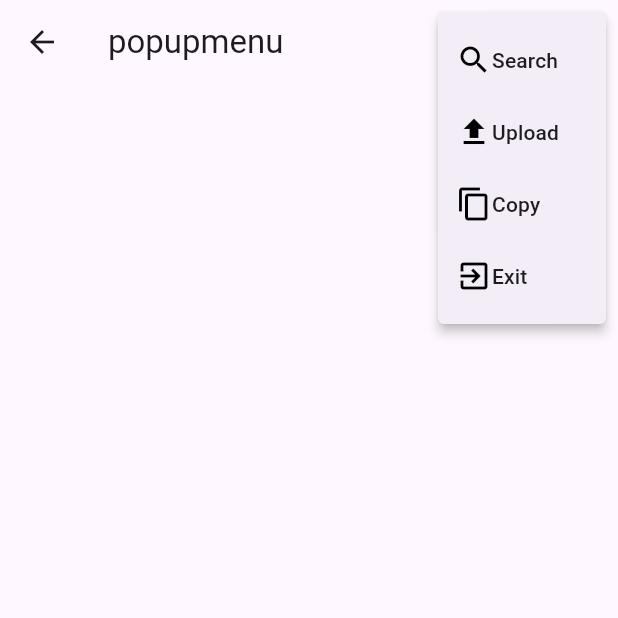
After one commit to sumitjr3/widgets_flutter, a Flutter app: the popupMenuView screen opened by its route, after a tap on the "more vert" icon, on a phone screen of 412 x 824 dp, the top half of it. The commit adds this screen. Run offline on Flutter 3.47's test engine with Material 3 defaults, Android fonts, the phone set to English and light mode, and no system bars.

Commit message:
popup menu added

```diff
--- a/lib/constants/routes.dart
+++ b/lib/constants/routes.dart
@@ -3,6 +3,7 @@ import 'package:widgets_flutter/views/ListView/staticList.dart';
 import 'package:widgets_flutter/views/appbarView.dart';
 import 'package:widgets_flutter/views/buttonView.dart';
 import 'package:widgets_flutter/views/cardview/simplecard.dart';
+import 'package:widgets_flutter/views/popupMenuView.dart';
 import 'package:widgets_flutter/views/textfield.dart';
 
 const mainActivityRoute = '/main/';
@@ -21,3 +22,4 @@ const buttonViewRoute = '/button view/';
 const textfieldViewRoute = '/textfield/';
 const appbarViewRoute = '/appbar/';
 const BottomNavigationBarRoute = '/bottom navigation/';
+const popupMenuViewRoute = '/popup menu/';
--- a/lib/main.dart
+++ b/lib/main.dart
@@ -92,6 +92,7 @@ import 'package:widgets_flutter/views/cardview/cardinlist.dart';
 import 'package:widgets_flutter/views/cardview/simplecard.dart';
 import 'package:widgets_flutter/views/imageView.dart';
 import 'package:widgets_flutter/views/listView.dart';
+import 'package:widgets_flutter/views/popupMenuView.dart';
 import 'package:widgets_flutter/views/textfield.dart';
 
 void main() async {
@@ -120,6 +121,7 @@ void main() async {
       textfieldViewRoute: (context) => const textfieldView(),
       appbarViewRoute: (context) => const appbarView(),
       BottomNavigationBarRoute: (context) => const BottomNavigationView(),
+      popupMenuViewRoute: (context) => const popupMenuView(),
     },
   ));
 }
@@ -211,6 +213,9 @@ class _HomePageState extends State<HomePage> {
               if (item[index] == 'Bottom Navigation Bar') {
                 Navigator.of(context).pushNamed(BottomNavigationBarRoute);
               }
+              if (item[index] == 'PopUp Menu Button') {
+                Navigator.of(context).pushNamed(popupMenuViewRoute);
+              }
             },
           );
         },
--- /dev/null
+++ b/lib/views/popupMenuView.dart
@@ -0,0 +1,71 @@
+import 'package:flutter/material.dart';
+
+class popupMenuView extends StatefulWidget {
+  const popupMenuView({super.key});
+
+  @override
+  State<popupMenuView> createState() => _popupMenuViewState();
+}
+
+enum Options { search, upload, copy, exit }
+
+class _popupMenuViewState extends State<popupMenuView> {
+  var _popupMenuItemIndex = 0;
+  Color _changeColorAccordingToMenuItem = Colors.red;
+
+  @override
+  Widget build(BuildContext context) {
+    return Scaffold(
+      appBar: AppBar(
+        title: const Text('popupmenu'),
+        actions: [
+          PopupMenuButton(
+            onSelected: (value) {
+              _onMenuItemSelected(value as int);
+            },
+            itemBuilder: (ctx) => [
+              _buildPopupMenuItem('Search', Icons.search, Options.search.index),
+              _buildPopupMenuItem('Upload', Icons.upload, Options.upload.index),
+              _buildPopupMenuItem('Copy', Icons.copy, Options.copy.index),
+              _buildPopupMenuItem('Exit', Icons.exit_to_app, Options.exit.index)
+            ],
+          )
+        ],
+      ),
+    );
+  }
+
+  PopupMenuItem _buildPopupMenuItem(
+    String title,
+    IconData iconData,
+    int position,
+  ) {
+    return PopupMenuItem(
+      child: Row(
+        children: [
+          Icon(
+            iconData,
+            color: Colors.black,
+          ),
+          Text(title),
+        ],
+      ),
+    );
+  }
+
+  _onMenuItemSelected(int value) {
+    setState(() {
+      _popupMenuItemIndex = value;
+    });
+
+    if (value == Options.search.index) {
+      _changeColorAccordingToMenuItem = Colors.red;
+    } else if (value == Options.upload.index) {
+      _changeColorAccordingToMenuItem = Colors.green;
+    } else if (value == Options.copy.index) {
+      _changeColorAccordingToMenuItem = Colors.blue;
+    } else {
+      _changeColorAccordingToMenuItem = Colors.purple;
+    }
+  }
+}
--- a/pubspec.yaml
+++ b/pubspec.yaml
@@ -10,6 +10,8 @@ dependencies:
   flutter:
     sdk: flutter
 
+
+
 dev_dependencies:
   flutter_test:
     sdk: flutter
```
